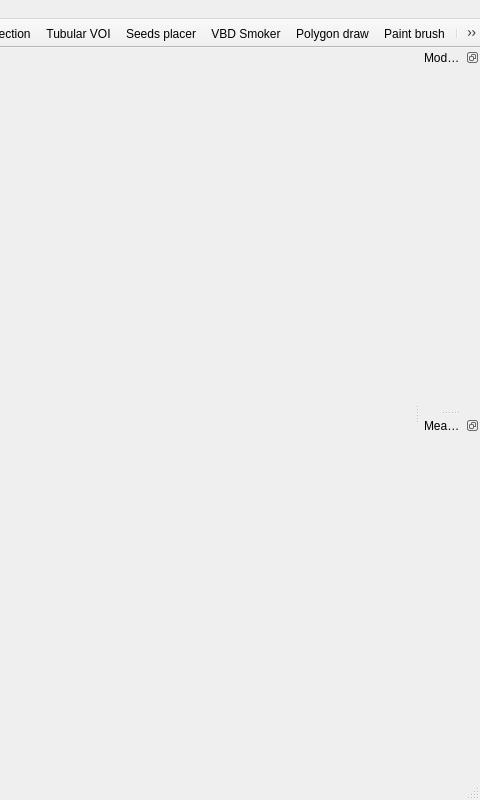
First picture: the form in codes/View/MainWindow.ui, repository wuzhuobin/Vessel_Project, before the edit; both pictures show x 520 to 1000 and y 0 to 800 of the 1000 by 800 pixel window.
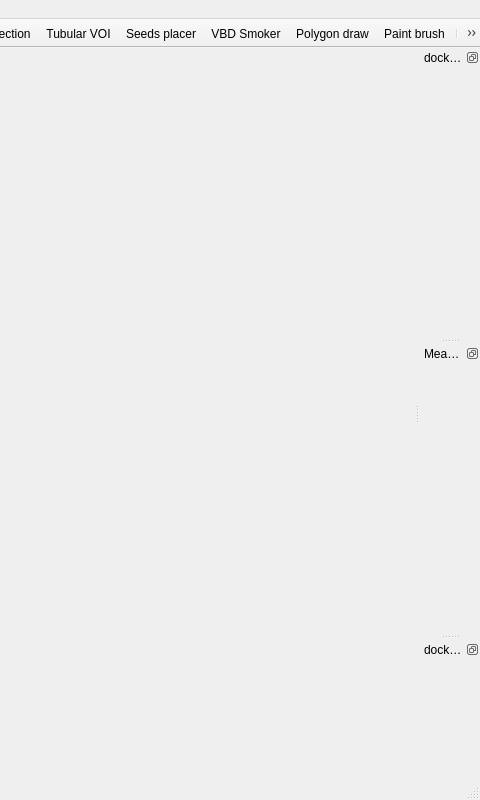
Second picture: the form after the edit. Icons and pictures are not drawn.

What changed in the file:
```diff
--- a/codes/View/MainWindow.ui
+++ b/codes/View/MainWindow.ui
@@ -303,7 +303,7 @@
     <set>QDockWidget::DockWidgetFloatable|QDockWidget::DockWidgetMovable</set>
    </property>
    <property name="windowTitle">
-    <string>ModuleWidget</string>
+    <string>dockWidget2D</string>
    </property>
    <attribute name="dockWidgetArea">
     <number>2</number>
@@ -344,6 +344,18 @@
     <layout class="QVBoxLayout" name="verticalLayout"/>
    </widget>
   </widget>
+  <widget class="QDockWidget" name="dockWidget3D">
+   <property name="features">
+    <set>QDockWidget::DockWidgetFloatable|QDockWidget::DockWidgetMovable</set>
+   </property>
+   <property name="windowTitle">
+    <string>dockWidget3D</string>
+   </property>
+   <attribute name="dockWidgetArea">
+    <number>2</number>
+   </attribute>
+   <widget class="QWidget" name="dockWidgetContents_3"/>
+  </widget>
   <action name="actionImport">
    <property name="icon">
     <iconset resource="../Main/resources/IADE_Analyzer.qrc">
```
Left out of the diff: 4 changed lines with no effect on the pictures.
